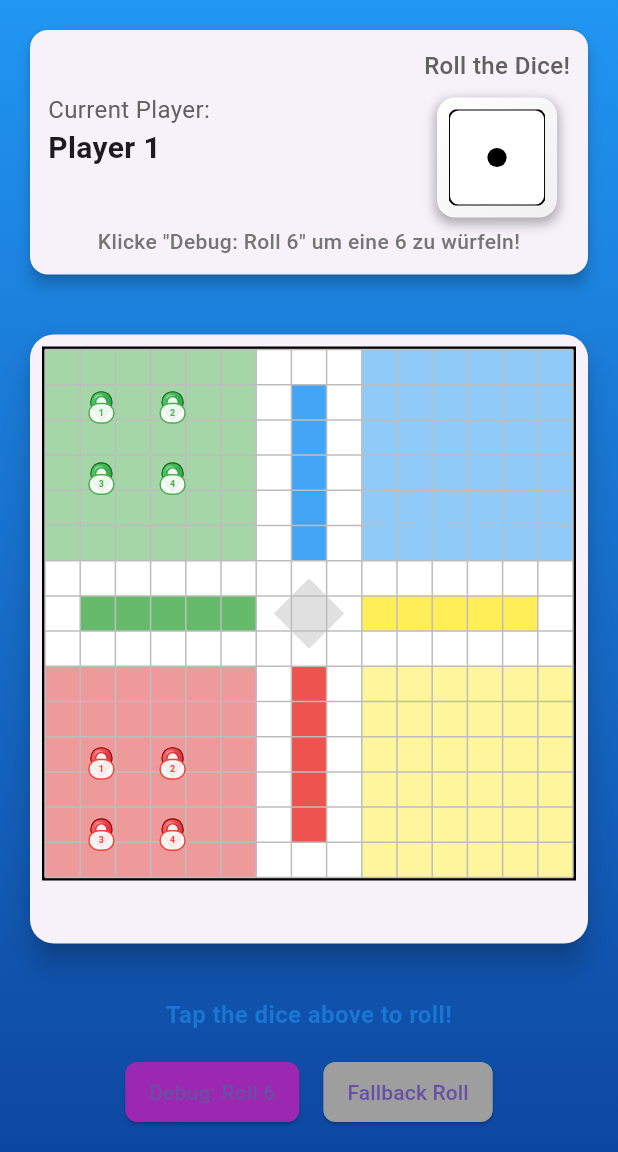
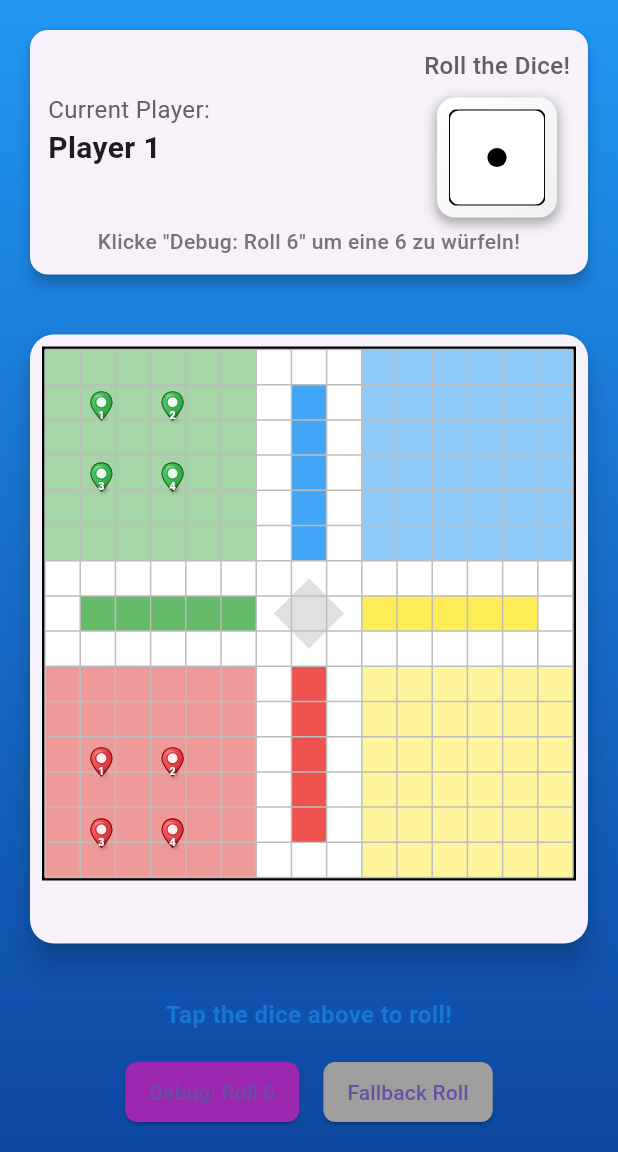
Before and after one commit to leonwwest/ludo-club, a Flutter app: the GameScreen screen opened directly, on a phone screen of 412 x 824 dp, the part 84-1236 px from its top. Run offline on Flutter 3.47's test engine with Material 3 defaults, Android fonts, the phone set to English and light mode, and no system bars; our stand-ins replace flutter_svg, just_audio, shared_preferences; accounts and stored records are empty.

Commit message:
Game Logic und Performance-Verbesserungen
- Pin-Bewegungsanimation von 500ms auf 200ms reduziert für flüssigere Bewegungen
- Pin-Nummerierung vereinfacht mit besserer Sichtbarkeit (weißer Text mit Schatten)
- Heimstrecke (Home Stretch) Logic komplett überarbeitet:
  * Korrekte Behandlung von Starting Home (-1), Main Path (0+) und Home Stretch Positionen
  * Spieler können jetzt ordnungsgemäß in ihre Basis einfahren
  * Home Stretch Start-Positionen für alle 4 Farben definiert (Red: 46, Green: 7, Blue: 20, Yellow: 33)
- Board Widget erweitert um Home Stretch Positionsberechnung
- Verschiedene Home-Zustände werden jetzt korrekt unterschieden
- Path-Länge von 40 auf 52 Felder korrigiert (Standard Ludo)
- Verbesserte Bewegungslogik für exakte Positionierung

```diff
--- a/lib/logic/ludo_game_logic.dart
+++ b/lib/logic/ludo_game_logic.dart
@@ -37,15 +37,21 @@ class MoveResult {
 }
 
 class LudoGame {
-  static const int mainPathLength = 40;
-  static const int homePathLength = 4;
+  static const int mainPathLength = 52;
+  static const int homePathLength = 6;
 
   static const Map<PlayerColor, int> startFields = {
     PlayerColor.red: 0,
-    PlayerColor.green: 10,
-    // We only have 2 players now
-    // PlayerColor.blue: 20,
-    // PlayerColor.yellow: 30,
+    PlayerColor.green: 13,
+    PlayerColor.blue: 26,
+    PlayerColor.yellow: 39,
+  };
+
+  static const Map<PlayerColor, int> homeStretchStart = {
+    PlayerColor.red: 46,
+    PlayerColor.green: 7,
+    PlayerColor.blue: 20,
+    PlayerColor.yellow: 33,
   };
 
   static List<Piece> getMovablePieces(GameState state) {
@@ -62,20 +68,40 @@ class LudoGame {
     print('Piece position: fieldId=${piece.position.fieldId}, isHome=${piece.position.isHome}');
     print('Dice value: ${state.lastDiceValue}');
 
-    if (piece.position.isHome) {
+    // Piece is in starting home area
+    if (piece.position.isHome && piece.position.fieldId == -1) {
       final canMove = state.lastDiceValue == 6;
-      print('Piece is home, can move: $canMove');
+      print('Piece is in starting area, can move: $canMove');
       return canMove;
     }
 
+    // Piece is in home stretch
+    if (piece.position.isHome && piece.position.fieldId >= 0) {
+      int targetPos = piece.position.fieldId + state.lastDiceValue!;
+      final canMove = targetPos <= homePathLength;
+      print('Piece in home stretch, target: $targetPos, can move: $canMove');
+      return canMove;
+    }
+
+    // Piece is on main path
     int targetPos = piece.position.fieldId + state.lastDiceValue!;
-    // Simplified condition
-    if (targetPos > mainPathLength) {
-      print('Target position $targetPos exceeds main path length $mainPathLength');
-      return false;
+    final homeStart = homeStretchStart[piece.color]!;
+
+    // Check if piece would go past its home entry point
+    if (piece.position.fieldId < homeStart && targetPos >= homeStart) {
+      // Piece can enter home stretch
+      print('Piece can enter home stretch from $targetPos');
+      return true;
     }
-    print('Piece can move to position $targetPos');
-    return true;
+
+    // Normal main path movement
+    if (targetPos < mainPathLength) {
+      print('Normal main path movement to $targetPos');
+      return true;
+    }
+
+    print('Move not allowed, target $targetPos exceeds bounds');
+    return false;
   }
 
   static MoveResult movePiece(GameState state, Piece piece) {
@@ -121,18 +147,42 @@ class LudoGame {
   }
 
   static Piece _movePiece(GameState state, Piece piece, int steps) {
-    if (piece.position.isHome && steps == 6) {
+    // Move from starting home area to main path
+    if (piece.position.isHome && piece.position.fieldId == -1 && steps == 6) {
       return Piece(piece.color, piece.id, PiecePosition(startFields[piece.color]!, isHome: false));
     }
 
+    // Move within home stretch
+    if (piece.position.isHome && piece.position.fieldId >= 0) {
+      int newFieldId = piece.position.fieldId + steps;
+      if (newFieldId == homePathLength) {
+        // Piece reaches the finish!
+        return Piece(piece.color, piece.id, PiecePosition(homePathLength, isHome: true), isSafe: true);
+      } else {
+        return Piece(piece.color, piece.id, PiecePosition(newFieldId, isHome: true));
+      }
+    }
+
+    // Move on main path
     int newFieldId = piece.position.fieldId + steps;
+    final homeStart = homeStretchStart[piece.color]!;
 
-    // Simplified logic
-    if (newFieldId >= mainPathLength) {
-        return Piece(piece.color, piece.id, const PiecePosition(0, isHome: true), isSafe: true);
-    } else {
+    // Check if piece enters home stretch
+    if (piece.position.fieldId < homeStart && newFieldId >= homeStart) {
+      int homePosition = newFieldId - homeStart;
+      if (homePosition <= homePathLength) {
+        print('Piece ${piece.color} ${piece.id} entering home stretch at position $homePosition');
+        return Piece(piece.color, piece.id, PiecePosition(homePosition, isHome: true));
+      }
+    }
+
+    // Normal main path movement
+    if (newFieldId < mainPathLength) {
       return Piece(piece.color, piece.id, PiecePosition(newFieldId, isHome: false));
     }
+
+    // Shouldn't reach here if _canMovePiece is correct
+    return piece;
   }
 
   static PlayerColor? _checkWinner(List<Player> players, PlayerColor currentPlayer) {
--- a/lib/widgets/board_widget.dart
+++ b/lib/widgets/board_widget.dart
@@ -64,8 +64,8 @@ class BoardWidget extends StatelessWidget {
     }
 
     return AnimatedPositioned(
-      duration: const Duration(milliseconds: 500),
-      curve: Curves.easeInOut,
+      duration: const Duration(milliseconds: 200),
+      curve: Curves.easeOut,
       left: position.dx - pieceSize / 2,
       top: position.dy - (pieceSize * 1.2) / 2, // Account for teardrop shape height
       child: LudoPin(
@@ -82,11 +82,10 @@ class BoardWidget extends StatelessWidget {
   Offset _calculatePiecePosition(Piece piece, double boardSize) {
     final cellSize = boardSize / 15;
 
-    // Base positions for each color
-    if (piece.position.isHome) {
+    // Starting home positions (fieldId = -1)
+    if (piece.position.isHome && piece.position.fieldId == -1) {
       switch (piece.color) {
         case PlayerColor.red:
-          // Red home is bottom-left
           final row = piece.id ~/ 2;
           final col = piece.id % 2;
           return Offset(
@@ -94,7 +93,6 @@ class BoardWidget extends StatelessWidget {
             cellSize * (11.5 + row * 2),
           );
         case PlayerColor.green:
-          // Green home is top-left
           final row = piece.id ~/ 2;
           final col = piece.id % 2;
           return Offset(
@@ -102,7 +100,6 @@ class BoardWidget extends StatelessWidget {
             cellSize * (1.5 + row * 2),
           );
         case PlayerColor.blue:
-          // Blue home is top-right
           final row = piece.id ~/ 2;
           final col = piece.id % 2;
           return Offset(
@@ -110,7 +107,6 @@ class BoardWidget extends StatelessWidget {
             cellSize * (1.5 + row * 2),
           );
         case PlayerColor.yellow:
-          // Yellow home is bottom-right
           final row = piece.id ~/ 2;
           final col = piece.id % 2;
           return Offset(
@@ -118,6 +114,11 @@ class BoardWidget extends StatelessWidget {
             cellSize * (11.5 + row * 2),
           );
       }
+    }
+
+    // Home stretch positions (fieldId >= 0, isHome = true)
+    if (piece.position.isHome && piece.position.fieldId >= 0) {
+      return _getHomeStretchPosition(piece, cellSize);
     }
 
     // Main path positions
@@ -128,6 +129,21 @@ class BoardWidget extends StatelessWidget {
 
     // Default center position
     return Offset(boardSize / 2, boardSize / 2);
+  }
+
+  Offset _getHomeStretchPosition(Piece piece, double cellSize) {
+    final position = piece.position.fieldId;
+
+    switch (piece.color) {
+      case PlayerColor.red:
+        return Offset(cellSize * 7.5, cellSize * (13.5 - position));
+      case PlayerColor.green:
+        return Offset(cellSize * (1.5 + position), cellSize * 7.5);
+      case PlayerColor.blue:
+        return Offset(cellSize * 7.5, cellSize * (1.5 + position));
+      case PlayerColor.yellow:
+        return Offset(cellSize * (13.5 - position), cellSize * 7.5);
+    }
   }
 
   List<Offset> _getMainPathPositions(double boardSize) {
--- a/lib/widgets/ludo_pin.dart
+++ b/lib/widgets/ludo_pin.dart
@@ -118,26 +118,22 @@ class _LudoPinState extends State<LudoPin>
                   height: widget.size * 1.2, // Slightly taller for teardrop shape
                 ),
 
-                // ID number overlay
+                // ID number overlay - simplified
                 Positioned(
-                  bottom: widget.size * 0.1,
-                  child: Container(
-                    padding: const EdgeInsets.symmetric(horizontal: 6, vertical: 2),
-                    decoration: BoxDecoration(
-                      color: Colors.white.withOpacity(0.9),
-                      borderRadius: BorderRadius.circular(10),
-                      border: Border.all(
-                        color: _getColorForString(widget.color),
-                        width: 1,
-                      ),
-                    ),
-                    child: Text(
-                      '${widget.id}',
-                      style: TextStyle(
-                        fontSize: widget.size * 0.25,
-                        fontWeight: FontWeight.bold,
-                        color: _getColorForString(widget.color),
-                      ),
+                  bottom: widget.size * 0.15,
+                  child: Text(
+                    '${widget.id}',
+                    style: TextStyle(
+                      fontSize: widget.size * 0.3,
+                      fontWeight: FontWeight.bold,
+                      color: Colors.white,
+                      shadows: [
+                        Shadow(
+                          blurRadius: 3,
+                          color: Colors.black.withOpacity(0.8),
+                          offset: const Offset(1, 1),
+                        ),
+                      ],
                     ),
                   ),
                 ),
```
Also changed, not shown: 3 other files.
